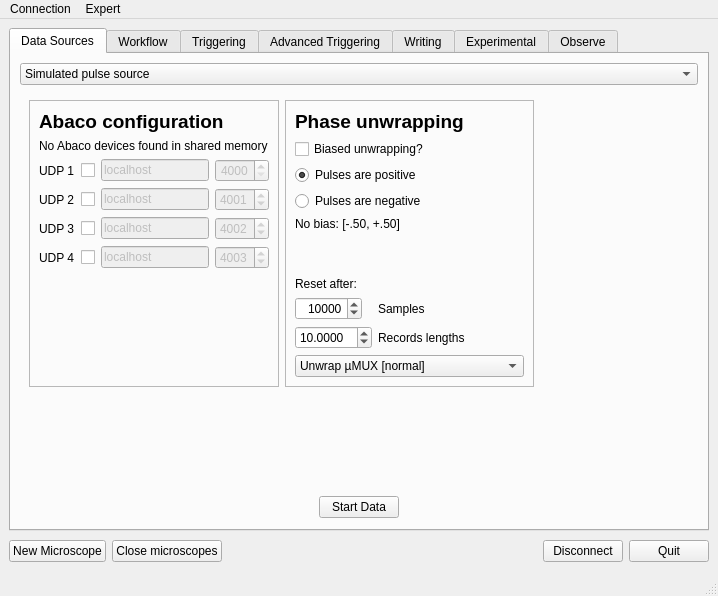
Above: dastardcommander/ui/dc.ui from usnistgov/dastardcommander before the change. Below: the same form after it.
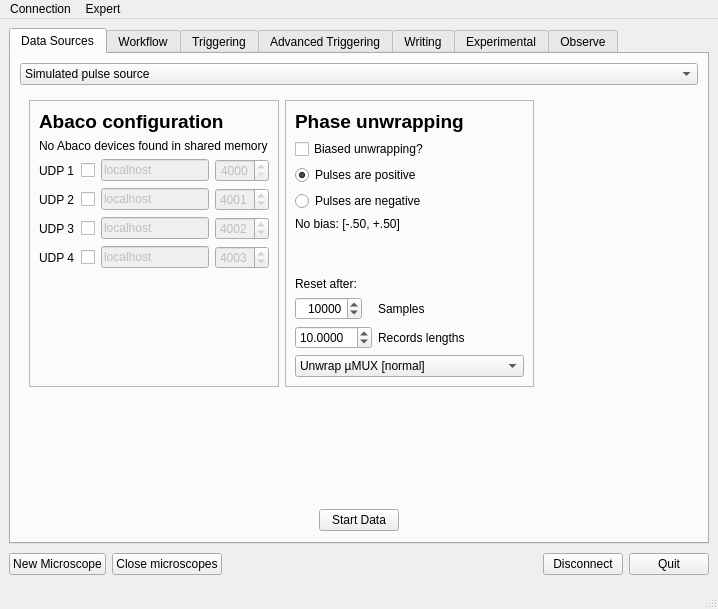
That is the form after the change. Icons and pictures are not drawn.

Commit message: Add a dialog box to disable hyperactive channels

```diff
--- a/dastardcommander/ui/dc.ui
+++ b/dastardcommander/ui/dc.ui
@@ -7,7 +7,7 @@
     <x>0</x>
     <y>0</y>
     <width>718</width>
-    <height>596</height>
+    <height>609</height>
    </rect>
   </property>
   <property name="windowTitle">
```
Left out of the diff: 13 changed lines with no effect on the pictures. The commit also changes 3 other files.
